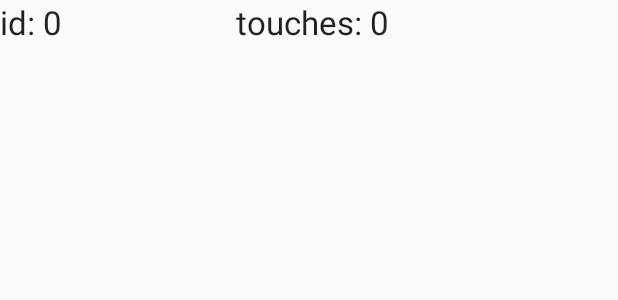
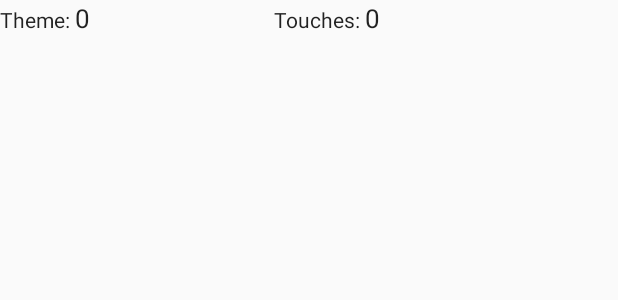
Before and after one commit to jedixo/CP3307_mobileTech_a1_blockPuzzle, an Android app: the layout item_view.xml on its own in the app's theme, with its tools: preview values and no code run, on a phone screen of 412 x 824 dp. Shown: the top 300 px of the screen. Run offline under Robolectric (Android 15) with nearby library versions, the phone set to English and light mode, and no system bars.

Commit message:
fixed the statistics window

```diff
--- a/Android/app/src/main/java/com/example/jake_/cp3307_a1/MainActivity.java
+++ b/Android/app/src/main/java/com/example/jake_/cp3307_a1/MainActivity.java
@@ -31,6 +31,7 @@ public class MainActivity extends AppCompatActivity {
 
     //other variables
     private int touches = 0;
+    private String theme = "pipes";
 
     /**
      * initiator
@@ -68,7 +69,7 @@ public class MainActivity extends AppCompatActivity {
         //gets the theme and tells picture worker to load images from that theme
         Bundle settingsData = getIntent().getExtras();
         if (settingsData != null) {
-            String theme = settingsData.getString("theme");
+            theme = settingsData.getString("theme");
 
             if (theme != null) {
                 int length;
@@ -154,7 +155,7 @@ public class MainActivity extends AppCompatActivity {
             soundSystem.play();
             Toast.makeText(this, "You Won!", Toast.LENGTH_SHORT).show();
             randomButton.setEnabled(true);
-            database.addNewEntry(touches);
+            database.addNewEntry(theme,touches);
         }
 
     }
--- a/Android/app/src/main/java/com/example/jake_/cp3307_a1/StatisticsActivity.java
+++ b/Android/app/src/main/java/com/example/jake_/cp3307_a1/StatisticsActivity.java
@@ -29,7 +29,7 @@ public class StatisticsActivity extends AppCompatActivity {
 
         Cursor cursor = database.getAllCursor();
         SimpleCursorAdapter adapter = new SimpleCursorAdapter(this, R.layout.item_view, cursor,
-                new String[]{"_id", "touches"}, new int[]{R.id.id, R.id.touches}, 0);
+                new String[]{"theme", "touches"}, new int[]{R.id.id, R.id.touches}, 0);
 
         if (listView != null && totalComplete != null && numberTouches != null && avgTouches != null) {
             listView.setAdapter(adapter);
--- a/Android/app/src/main/res/layout/item_view.xml
+++ b/Android/app/src/main/res/layout/item_view.xml
@@ -8,8 +8,9 @@
         android:layout_width="wrap_content"
         android:layout_height="wrap_content"
         android:textAppearance="?android:attr/textAppearanceLarge"
-        android:text="id: "
-        android:id="@+id/label1" />
+        android:text="Theme: "
+        android:id="@+id/label1"
+        android:textSize="14dp" />
 
     <TextView
         android:layout_width="31dp"
@@ -17,14 +18,16 @@
         android:textAppearance="?android:attr/textAppearanceLarge"
         android:text="0"
         android:id="@+id/id"
-        android:layout_weight="0.39" />
+        android:layout_weight="0.39"
+        android:textSize="17dp" />
 
     <TextView
         android:layout_width="wrap_content"
         android:layout_height="wrap_content"
         android:textAppearance="?android:attr/textAppearanceLarge"
-        android:text="touches: "
-        android:id="@+id/label2" />
+        android:text="Touches: "
+        android:id="@+id/label2"
+        android:textSize="14dp" />
 
     <TextView
         android:layout_width="wrap_content"
@@ -32,6 +35,7 @@
         android:textAppearance="?android:attr/textAppearanceLarge"
         android:text="0"
         android:id="@+id/touches"
-        android:layout_weight="0.39" />
+        android:layout_weight="0.33"
+        android:textSize="17dp" />
 
 </LinearLayout>
```
Also changed, not shown: Android/app/src/main/java/com/example/jake_/cp3307_a1/DatabaseAccess.java (+4 -3 lines), 1 other file.
